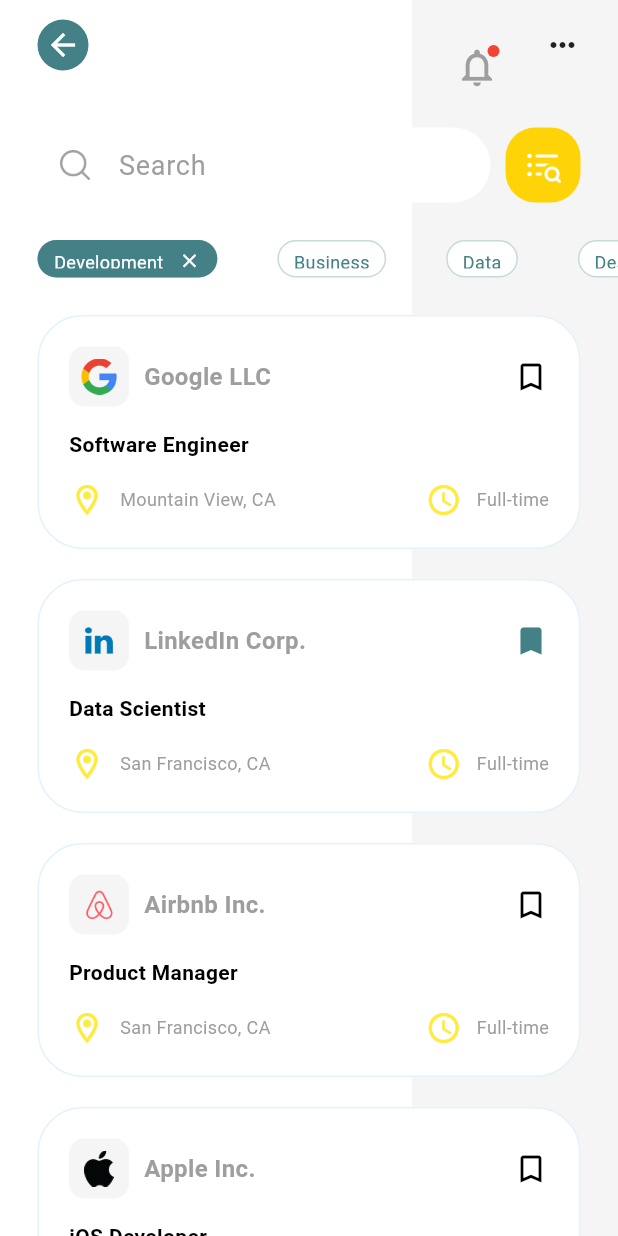
After one commit to Mistire/flutter-projects, a Flutter app: the screen it shows after launch, after a tap on "Find a job", on a phone screen of 412 x 824 dp. The commit adds this screen. Run offline on Flutter 3.47's test engine with Material 3 defaults, Android fonts, the phone set to English and light mode, and no system bars.

Commit message:
feat: Add UI components for job search functionality
- Implemented Job Detail Bottom Sheet
- Developed Job Search Page
- Created Search App Bar
- Added Search Text Input Field
- Integrated Search Options
- Designed Search Card

```diff
--- a/job_finder_app/lib/models/job.dart
+++ b/job_finder_app/lib/models/job.dart
@@ -7,37 +7,91 @@ class Job {
   String time;
   List<String> req;
 
-  Job(this.company, this.logoUrl, this.isMark, this.title, this.location, this.time, this.req);
+  Job(this.company, this.logoUrl, this.isMark, this.title, this.location,
+      this.time, this.req);
 
   static List<Job> generateJobs() {
     return [
-      Job(
-        'Google LLC',
-        'assets/images/google_logo.png',
-        false,
-        'Software Engineer',
-        'Mountain View, CA',
-        'Full-time',
-        ['BSc in Computer Science', '3+ years of experience', 'Proficiency in Dart']
-      ),
-      Job(
-        'LinkedIn comp.',
-        'assets/images/linkedin_logo.png',
-        true,
-        'Data Scientist',
-        'San Francisco, CA',
-        'Full-time',
-        ['MSc in Data Science', '2+ years of experience', 'Experience with Python and R']
-      ),
-      Job(
-        'Airbnb inc.',
-        'assets/images/airbnb_logo.png',
-        false,
-        'Product Manager',
-        'San Francisco, CA',
-        'Full-time',
-        ['BSc in Business Administration', '5+ years of experience', 'Strong leadership skills']
-      ),
+      Job('Google LLC', 'assets/images/google_logo.png', false,
+          'Software Engineer', 'Mountain View, CA', 'Full-time', [
+        'BSc in Computer Science or related field',
+        '3+ years of experience in software development',
+        'Proficiency in Dart and Flutter for cross-platform development',
+        'Strong understanding of algorithms and data structures',
+        'Excellent problem-solving skills'
+      ]),
+      Job('LinkedIn Corp.', 'assets/images/linkedin_logo.png', true,
+          'Data Scientist', 'San Francisco, CA', 'Full-time', [
+        'MSc in Data Science, Statistics, or related field',
+        '2+ years of hands-on experience with data analysis',
+        'Proficiency in Python, R, and SQL',
+        'Experience with machine learning models and frameworks',
+        'Strong communication skills to present data insights'
+      ]),
+      Job('Airbnb Inc.', 'assets/images/airbnb_logo.png', false,
+          'Product Manager', 'San Francisco, CA', 'Full-time', [
+        'BSc in Business Administration, Marketing, or related field',
+        '5+ years of experience in product management',
+        'Proven track record of launching successful products',
+        'Strong leadership and team collaboration skills',
+        'Ability to conduct market research and user analysis'
+      ]),
+      Job('Apple Inc.', 'assets/images/apple_logo.png', false, 'iOS Developer',
+          'Cupertino, CA', 'Full-time', [
+        'BSc in Computer Science or related field',
+        '3+ years of experience in iOS development',
+        'Strong proficiency in Swift and Objective-C',
+        'Experience with iOS SDK, UIKit, and Core Data',
+        'Understanding of RESTful APIs and third-party libraries'
+      ]),
+      Job('Amazon (AWS)', 'assets/images/aws_logo.png', true,
+          'Cloud Solutions Architect', 'Seattle, WA', 'Full-time', [
+        'BSc in Computer Science or related field',
+        '5+ years of experience in cloud architecture',
+        'Deep knowledge of AWS services and architecture best practices',
+        'Strong problem-solving and communication skills',
+        'Experience in infrastructure automation and DevOps practices'
+      ]),
+      Job('Microsoft Corp', 'assets/images/microsoft_logo.png', false,
+          'Software Engineer', 'Redmond, WA', 'Full-time', [
+        'BSc in Computer Science or related field',
+        '2+ years of experience in software development',
+        'Proficiency in C#, Java, or C++',
+        'Experience with cloud computing and distributed systems',
+        'Excellent debugging and problem-solving skills'
+      ]),
+      Job('Meta (Facebook)', 'assets/images/meta_logo.png', false,
+          'Frontend Engineer', 'Menlo Park, CA', 'Full-time', [
+        'BSc in Computer Science or related field',
+        '2+ years of experience in frontend development',
+        'Proficiency in JavaScript, React, and CSS',
+        'Experience with RESTful APIs and modern frontend tools',
+        'Understanding of web performance optimization techniques'
+      ]),
+      Job('Netflix Inc.', 'assets/images/netflix_logo.png', true,
+          'Software Engineer - Backend', 'Los Gatos, CA', 'Full-time', [
+        'BSc in Computer Science or related field',
+        '3+ years of experience in backend development',
+        'Strong proficiency in Python, Java, or Go',
+        'Experience with large-scale distributed systems',
+        'Solid understanding of databases and microservices architecture'
+      ]),
+      Job('Spotify Technology', 'assets/images/spotify_logo.png', false,
+          'Data Engineer', 'Stockholm, Sweden', 'Full-time', [
+        'BSc in Computer Science, Engineering, or related field',
+        '2+ years of experience in data engineering',
+        'Proficiency in Python, SQL, and data pipelines',
+        'Experience with big data technologies (Hadoop, Spark)',
+        'Strong understanding of data modeling and ETL processes'
+      ]),
+      Job('Tesla, Inc.', 'assets/images/tesla_logo.png', false,
+          'Machine Learning Engineer', 'Palo Alto, CA', 'Full-time', [
+        'BSc in Computer Science, Electrical Engineering, or related field',
+        '3+ years of experience in machine learning and AI',
+        'Proficiency in Python, TensorFlow, or PyTorch',
+        'Experience in building machine learning models for real-world applications',
+        'Strong mathematical and statistical skills'
+      ]),
     ];
   }
 }
--- a/job_finder_app/lib/screen/home/widgets/job_item.dart
+++ b/job_finder_app/lib/screen/home/widgets/job_item.dart
@@ -12,7 +12,9 @@ class JobItem extends StatelessWidget {
       width: 270,
       padding: EdgeInsets.all(20),
       decoration: BoxDecoration(
-          borderRadius: BorderRadius.circular(30), color: Colors.white),
+          border: Border.all(color: Theme.of(context).secondaryHeaderColor),
+          borderRadius: BorderRadius.circular(30),
+          color: Colors.white),
       child: Column(crossAxisAlignment: CrossAxisAlignment.start, children: [
         Row(
           mainAxisAlignment: MainAxisAlignment.spaceBetween,
--- a/job_finder_app/lib/screen/home/widgets/search_card.dart
+++ b/job_finder_app/lib/screen/home/widgets/search_card.dart
@@ -1,4 +1,5 @@
 import 'package:flutter/material.dart';
+import 'package:job_finder_app/screen/search/search.dart';
 
 class SearchCard extends StatelessWidget {
   @override
@@ -35,7 +36,12 @@ class SearchCard extends StatelessWidget {
             SizedBox(
               height: 30,
             ),
-            Container(
+            GestureDetector(
+              onTap: () {
+                Navigator.of(context).push(
+                    MaterialPageRoute(builder: (context) => SearchPage()));
+              },
+              child: Container(
                   padding: EdgeInsets.all(10),
                   decoration: BoxDecoration(
                     color: Colors.white,
@@ -59,6 +65,7 @@ class SearchCard extends StatelessWidget {
                       )
                     ],
                   )),
+            ),
           ],
         ));
   }
--- /dev/null
+++ b/job_finder_app/lib/screen/search/search.dart
@@ -0,0 +1,40 @@
+import 'package:flutter/material.dart';
+import 'package:job_finder_app/screen/search/widgets/search_input.dart';
+import 'package:job_finder_app/screen/search/widgets/search_list.dart';
+import 'package:job_finder_app/screen/search/widgets/search_option.dart';
+
+import 'widgets/search_app_bar.dart';
+
+class SearchPage extends StatelessWidget {
+  @override
+  Widget build(BuildContext context) {
+    return Scaffold(
+        resizeToAvoidBottomInset: false,
+        body: Stack(children: [
+          Row(
+            children: [
+              Expanded(
+                flex: 2,
+                child: Container(),
+              ),
+              Expanded(
+                flex: 1,
+                child: Container(
+                  color: Colors.grey.withOpacity(0.1),
+                ),
+              ),
+            ],
+          ),
+          Container(
+            height: 1000,
+            child:
+                Column(crossAxisAlignment: CrossAxisAlignment.start, children: [
+              SearchAppBar(),
+              SearchInput(),
+              SearchOption(),
+              Expanded(child: SearchList()),
+            ]),
+          ),
+        ]));
+  }
+}
--- /dev/null
+++ b/job_finder_app/lib/screen/search/widgets/search_app_bar.dart
@@ -0,0 +1,55 @@
+import 'package:flutter/material.dart';
+
+class SearchAppBar extends StatelessWidget {
+  @override
+  Widget build(BuildContext context) {
+    return Container(
+      padding: EdgeInsets.only(
+          top: MediaQuery.of(context).padding.top, left: 25, right: 25),
+      child: Row(mainAxisAlignment: MainAxisAlignment.spaceBetween, children: [
+        GestureDetector(
+          onTap: () {
+            Navigator.of(context).pop();
+          },
+          child: Container(
+            padding: EdgeInsets.all(5),
+            decoration: BoxDecoration(
+                color: Theme.of(context).primaryColor, shape: BoxShape.circle),
+            child: Icon(
+              Icons.arrow_back,
+              color: Colors.white,
+            ),
+          ),
+        ),
+        Row(
+          children: [
+            Container(
+              margin: EdgeInsets.only(top: 30, right: 10),
+              child: Stack(
+                children: [
+                  Icon(Icons.notifications_none_outlined,
+                      size: 30, color: Colors.grey),
+                  Positioned(
+                    top: 0,
+                    right: 0,
+                    child: Container(
+                      padding: EdgeInsets.all(4),
+                      decoration: BoxDecoration(
+                        color: Colors.red,
+                        shape: BoxShape.circle,
+                      ),
+                    ),
+                  )
+                ],
+              ),
+            ),
+            SizedBox(
+              width: 20,
+            ),
+            Icon(Icons.more_horiz_outlined)
+          ],
+        )
+      ]),
+    );
+  }
+}
--- /dev/null
+++ b/job_finder_app/lib/screen/search/widgets/search_input.dart
@@ -0,0 +1,52 @@
+import 'package:flutter/material.dart';
+
+class SearchInput extends StatelessWidget {
+  @override
+  Widget build(BuildContext context) {
+    return Container(
+      margin: EdgeInsets.all(25),
+      child: Row(
+        children: [
+          Expanded(
+            child: TextField(
+              cursorColor: Colors.grey,
+              decoration: InputDecoration(
+                  fillColor: Colors.white,
+                  filled: true,
+                  border: OutlineInputBorder(
+                    borderRadius: BorderRadius.circular(30),
+                    borderSide: BorderSide.none,
+                  ),
+                  hintText: 'Search',
+                  hintStyle: TextStyle(
+                    color: Colors.grey,
+                    fontSize: 18,
+                  ),
+                  contentPadding: EdgeInsets.zero,
+                  prefixIcon: Container(
+                    padding: EdgeInsets.all(15),
+                    child: Image.asset(
+                      'assets/icons/search.png',
+                      width: 20,
+                    ),
+                  )),
+            ),
+          ),
+          SizedBox(
+            width: 10,
+          ),
+          Container(
+            height: 50,
+            width: 50,
+            padding: EdgeInsets.all(13),
+            decoration: BoxDecoration(
+              color: Theme.of(context).colorScheme.secondary,
+              borderRadius: BorderRadius.circular(20),
+            ),
+            child: Image.asset('assets/icons/filter.png'),
+          )
+        ],
+      ),
+    );
+  }
+}
--- /dev/null
+++ b/job_finder_app/lib/screen/search/widgets/search_list.dart
@@ -0,0 +1,25 @@
+import 'package:flutter/material.dart';
+import 'package:job_finder_app/models/job.dart';
+import 'package:job_finder_app/screen/home/widgets/job_item.dart';
+
+class SearchList extends StatelessWidget {
+  final jobList = Job.generateJobs();
+  @override
+  Widget build(BuildContext context) {
+    return Container(
+        margin: EdgeInsets.only(top: 25),
+        height: 500,
+        child: ListView.separated(
+          shrinkWrap: true,
+          padding: EdgeInsets.only(left: 25, right: 25, bottom: 25),
+          itemBuilder: (context, index) => JobItem(
+            jobList[index],
+            showTime: true,
+          ),
+          separatorBuilder: (_, index) => SizedBox(
+            height: 20,
+          ),
+          itemCount: jobList.length,
+        ));
+  }
+}
--- /dev/null
+++ b/job_finder_app/lib/screen/search/widgets/search_option.dart
@@ -0,0 +1,75 @@
+import 'package:flutter/material.dart';
+
+class SearchOption extends StatefulWidget {
+  @override
+  State<SearchOption> createState() => _SearchOptionState();
+}
+
+class _SearchOptionState extends State<SearchOption> {
+  final optionMap = <String, bool>{
+    'Development': true,
+    'Business': false,
+    'Data': false,
+    'Design': false,
+    'Operation': false,
+  };
+  @override
+  Widget build(BuildContext context) {
+    var keys = optionMap.keys.toList();
+    return Container(
+      height: 25,
+      child: ListView.separated(
+          scrollDirection: Axis.horizontal,
+          padding: EdgeInsets.symmetric(horizontal: 25),
+          itemBuilder: (context, index) => GestureDetector(
+              onTap: () {
+                setState(() {
+                  var res = optionMap[keys[index]] ?? false;
+                  optionMap[keys[index]] = !res;
+                });
+              },
+              child: Container(
+                padding: EdgeInsets.symmetric(vertical: 5, horizontal: 10),
+                decoration: BoxDecoration(
+                    color: optionMap[keys[index]] != null &&
+                            optionMap[keys[index]] == true
+                        ? Theme.of(context).primaryColor
+                        : Colors.white,
+                    borderRadius: BorderRadius.circular(20),
+                    border: Border.all(
+                        color:
+                            Theme.of(context).primaryColor.withOpacity(0.3))),
+                child: Row(
+                  children: [
+                    Text(
+                      keys[index],
+                      style: TextStyle(
+                        fontSize: 12,
+                        color: optionMap[keys[index]] != null &&
+                                optionMap[keys[index]] == true
+                            ? Colors.white
+                            : Theme.of(context).primaryColor,
+                      ),
+                    ),
+                    if (optionMap[keys[index]] != null &&
+                        optionMap[keys[index]] == true)
+                      Row(children: [
+                        SizedBox(
+                          width: 10,
+                        ),
+                        Icon(
+                          Icons.close,
+                          size: 15,
+                          color: Colors.white,
+                        )
+                      ])
+                  ],
+                ),
+              )),
+          separatorBuilder: (_, index) => SizedBox(
+                width: 40,
+              ),
+          itemCount: optionMap.length),
+    );
+  }
+}
```
Also changed, not shown: job_finder_app/lib/screen/home/widgets/job_detail.dart (added, +160 -0 lines), job_finder_app/lib/screen/home/widgets/job_list.dart (+11 -1 lines), job_finder_app/assets/images/apple_logo.png (added), job_finder_app/assets/images/aws_logo.png (added), job_finder_app/assets/images/meta_logo.png (added), job_finder_app/assets/images/microsoft_logo.png (added), job_finder_app/assets/images/netflix_logo.png (added), job_finder_app/assets/images/spotify_logo.png (added), job_finder_app/assets/images/tesla_logo.png (added). Lines whose indentation alone changed are shown as unchanged.
